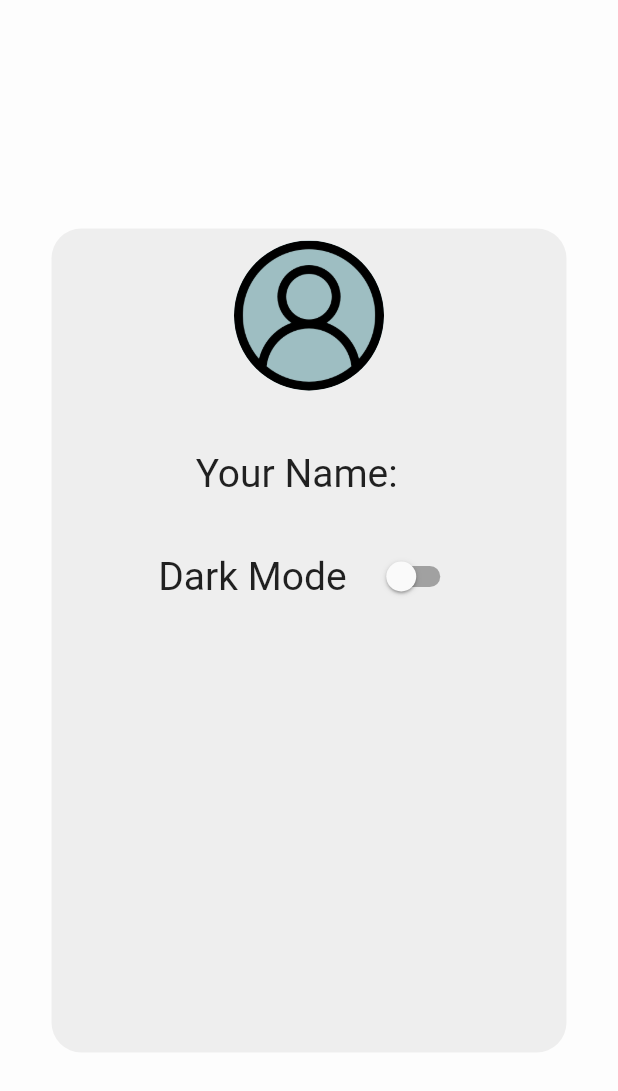
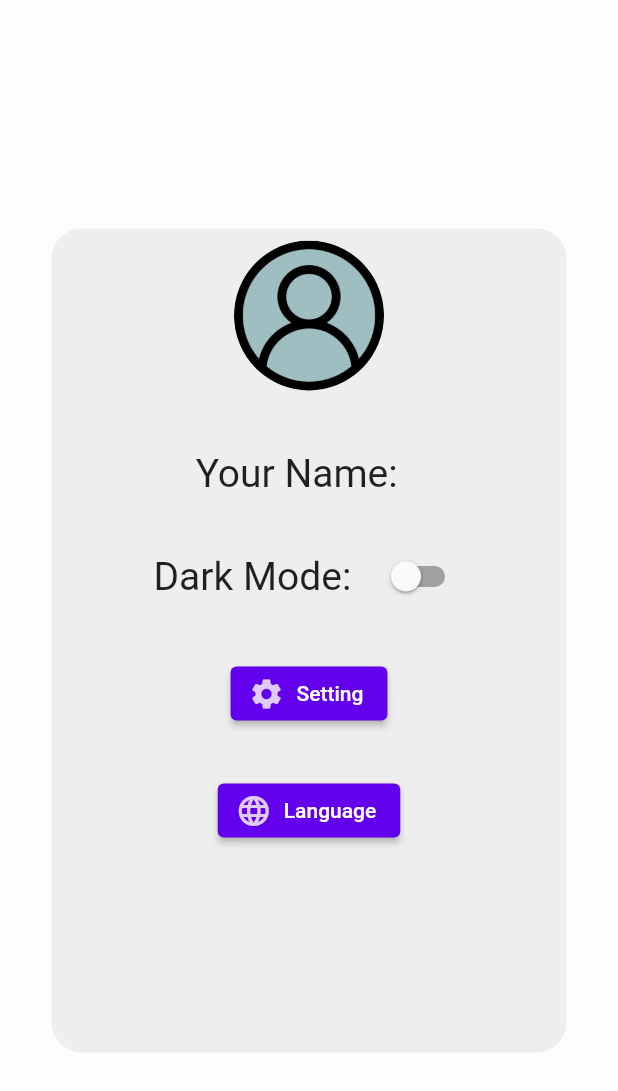
Before and after one commit to SamehEldagwy/Shopify, a Flutter app: the Account screen opened directly, on a phone screen of 412 x 824 dp. Shown: the top 1091 px of the screen. Run offline on Flutter 3.47's test engine with Material 2 defaults, Android fonts, the phone set to English and light mode, and no system bars; our stand-ins replace animated_splash_screen, dio, firebase_auth, firebase_core, sqflite; accounts and stored records are empty.

Commit message:
Add Some Buttoms

```diff
--- a/lib/AccountPage.dart
+++ b/lib/AccountPage.dart
@@ -62,9 +62,38 @@ class _AccountState extends State<Account> {
                   Row(
                     mainAxisAlignment: MainAxisAlignment.center,
                     children: [
-                      Text("Dark Mode ",style: TextStyle(fontSize: 26),),
+                      Text("Dark Mode: ",style: TextStyle(fontSize: 26),),
                       SizedBox(width: 10,),
                       ChangeThemeButtonWidget(),
+                    ],
+                  ),
+                  SizedBox(height: 30,),
+
+                  Row(
+                    mainAxisAlignment: MainAxisAlignment.center,
+                    children: [ElevatedButton.icon(
+                                  onPressed: () {},
+                                  icon: Icon( // <-- Icon
+                                    Icons.settings,
+                                    size: 24.0,
+                                  ),
+                                  label: Text('Setting'), // <-- Text
+                                ),
+                    ],
+                  ),
+
+                  SizedBox(height: 30,),
+
+                  Row(
+                    mainAxisAlignment: MainAxisAlignment.center,
+                    children: [ElevatedButton.icon(
+                                  onPressed: () {},
+                                  icon: Icon( // <-- Icon
+                                    Icons.language,
+                                    size: 24.0,
+                                  ),
+                                  label: Text('Language'), // <-- Text
+                                ),
                     ],
                   ),
 
```
